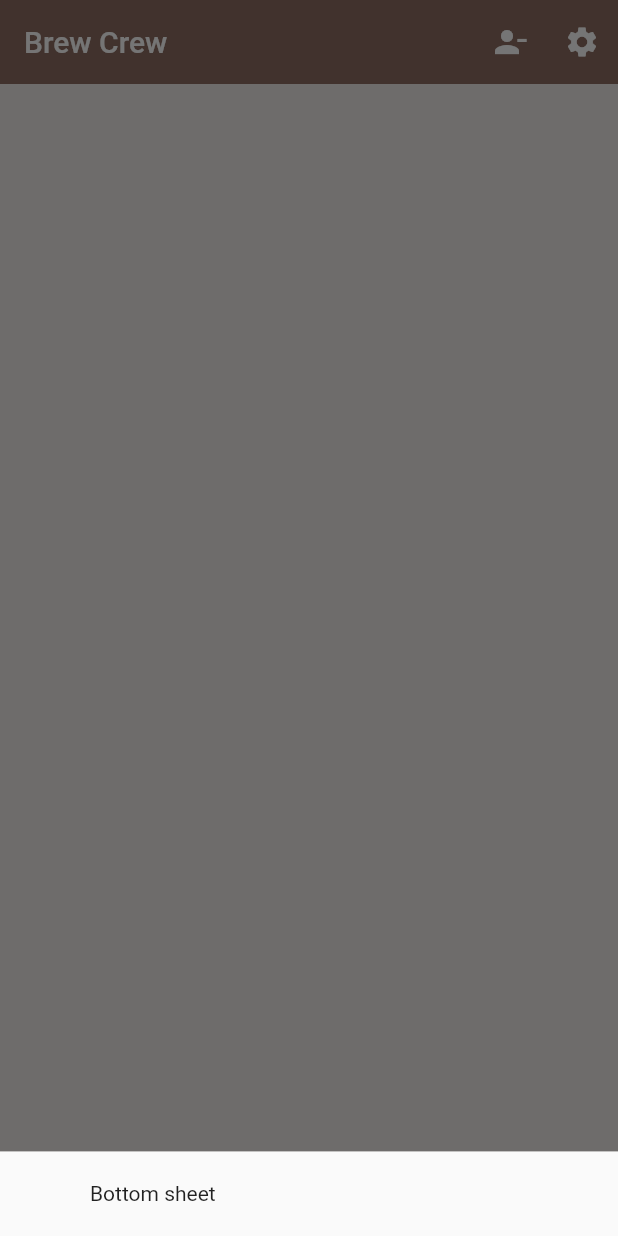
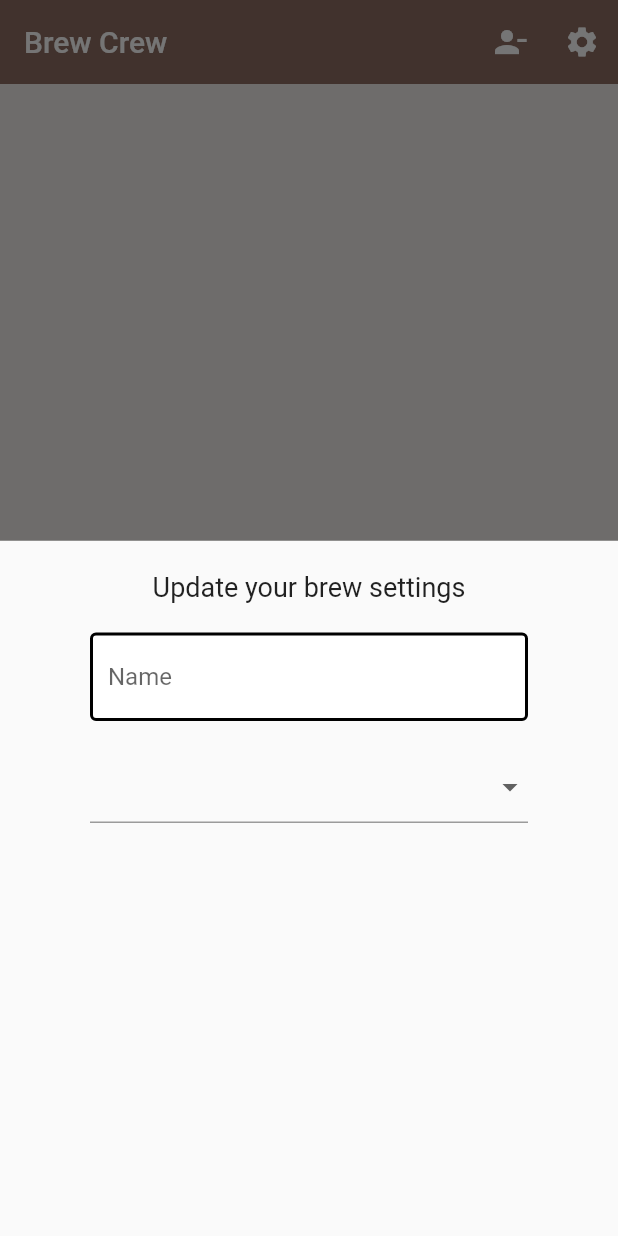
Before and after one commit to yacineboudebouz/Brew-Crew, a Flutter app: the screen it shows once a user with an empty profile is signed in, after a tap on the "settings" icon, on a phone screen of 412 x 824 dp. Run offline on Flutter 3.47's test engine with Material 2 defaults, Android fonts, the light colour scheme and no system bars; our stand-ins replace cloud_firestore, firebase_auth, firebase_core, flutter_spinkit; missing offline and left inert: firebase_auth_platform_interface; accounts and stored records are empty.

Commit message:
update settings

```diff
--- a/lib/screens/home/home.dart
+++ b/lib/screens/home/home.dart
@@ -1,4 +1,5 @@
 import 'package:brew_crew2/models/brew.dart';
+import 'package:brew_crew2/screens/home/settings_form.dart';
 import 'package:brew_crew2/services/auth.dart';
 import 'package:flutter/material.dart';
 import 'package:cloud_firestore/cloud_firestore.dart';
@@ -19,7 +20,7 @@ class Home extends StatelessWidget {
           builder: ((context) {
             return Container(
               padding: EdgeInsets.symmetric(vertical: 20.2, horizontal: 60.0),
-              child: Text('Bottom sheet'),
+              child: SettingsForm(),
             );
           }));
     }
@@ -41,7 +42,8 @@ class Home extends StatelessWidget {
                 },
                 icon: Icon(Icons.person_remove)),
             IconButton(
-                onPressed: () => _showSettingsPanel(), icon: Icon(Icons.settings))
+                onPressed: () => _showSettingsPanel(),
+                icon: Icon(Icons.settings))
           ],
         ),
         body: BrewList(),
--- /dev/null
+++ b/lib/screens/home/settings_form.dart
@@ -0,0 +1,53 @@
+import 'package:flutter/material.dart';
+import 'package:brew_crew2/shared/constants.dart';
+
+class SettingsForm extends StatefulWidget {
+  const SettingsForm({super.key});
+
+  @override
+  State<SettingsForm> createState() => _SettingsFormState();
+}
+
+class _SettingsFormState extends State<SettingsForm> {
+  final List<String> sugars = ['0', '1', '2', '3', '4'];
+
+  // form values
+  String? _currentName;
+  String? _currentSugars;
+  int? _currentStrength;
+
+  @override
+  Widget build(BuildContext context) {
+    return Form(
+        child: Column(
+      children: [
+        Text(
+          'Update your brew settings',
+          style: TextStyle(fontSize: 18.0),
+        ),
+        SizedBox(
+          height: 20.0,
+        ),
+        TextFormField(
+          decoration: textInputDecoration.copyWith(
+              hintText: 'Name',
+              enabledBorder: OutlineInputBorder(
+                borderSide: BorderSide(color: Colors.black, width: 2.0),
+              )),
+          validator: (value) => value!.isEmpty ? 'Please enter a name' : null,
+          onChanged: (value) => setState(() => _currentName = value),
+        ),
+        SizedBox(height: 20),
+        DropdownButtonFormField(
+          items: sugars.map((sugar) {
+            return DropdownMenuItem(
+              value: sugar ?? '0',
+              child: Text('$sugar sugars'),
+            );
+          }).toList(),
+          onChanged: (sugar) => setState(() => _currentSugars = sugar),
+        )
+      ],
+    ));
+  }
+}
--- a/lib/shared/constants.dart
+++ b/lib/shared/constants.dart
@@ -1,7 +1,6 @@
 import 'package:flutter/material.dart';
 
 const textInputDecoration = InputDecoration(
-
   fillColor: Colors.white,
   filled: true,
   enabledBorder: OutlineInputBorder(
```
